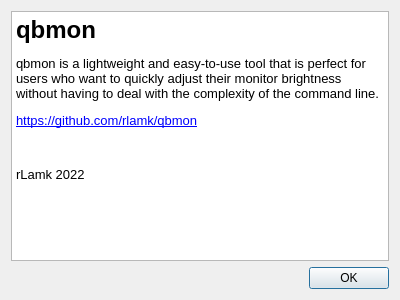
Qt form about.ui (jlamk/qbmon) before a commit.
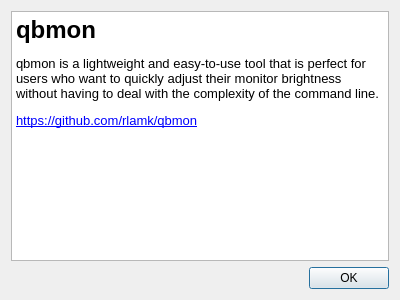
The same form after that commit.

What changed in the file:
```diff
--- a/about.ui
+++ b/about.ui
@@ -26,9 +26,7 @@
 &lt;/style&gt;&lt;/head&gt;&lt;body style=&quot; font-family:'Sans'; font-size:10pt; font-weight:400; font-style:normal;&quot;&gt;
 &lt;h1 style=&quot; margin-top:18px; margin-bottom:12px; margin-left:0px; margin-right:0px; -qt-block-indent:0; text-indent:0px;&quot;&gt;&lt;a name=&quot;user-content-qbmon&quot;&gt;&lt;/a&gt;&lt;span style=&quot; font-size:xx-large; font-weight:600;&quot;&gt;q&lt;/span&gt;&lt;span style=&quot; font-size:xx-large; font-weight:600;&quot;&gt;bmon&lt;/span&gt;&lt;/h1&gt;
 &lt;p style=&quot; margin-top:12px; margin-bottom:12px; margin-left:0px; margin-right:0px; -qt-block-indent:0; text-indent:0px;&quot;&gt;qbmon is a lightweight and easy-to-use tool that is perfect for users who want to quickly adjust their monitor brightness without having to deal with the complexity of the command line.&lt;/p&gt;
-&lt;p style=&quot; margin-top:12px; margin-bottom:12px; margin-left:0px; margin-right:0px; -qt-block-indent:0; text-indent:0px;&quot;&gt;&lt;a href=&quot;https://github.com/rlamk/qbmon&quot;&gt;&lt;span style=&quot; text-decoration: underline; color:#0000ff;&quot;&gt;https://github.com/rlamk/qbmon&lt;/span&gt;&lt;/a&gt;&lt;/p&gt;
-&lt;p style=&quot;-qt-paragraph-type:empty; margin-top:12px; margin-bottom:12px; margin-left:0px; margin-right:0px; -qt-block-indent:0; text-indent:0px;&quot;&gt;&lt;br /&gt;&lt;/p&gt;
-&lt;p style=&quot; margin-top:12px; margin-bottom:12px; margin-left:0px; margin-right:0px; -qt-block-indent:0; text-indent:0px;&quot;&gt;rLamk 2022&lt;/p&gt;&lt;/body&gt;&lt;/html&gt;</string>
+&lt;p style=&quot; margin-top:12px; margin-bottom:12px; margin-left:0px; margin-right:0px; -qt-block-indent:0; text-indent:0px;&quot;&gt;&lt;a href=&quot;https://github.com/rlamk/qbmon&quot;&gt;&lt;span style=&quot; text-decoration: underline; color:#0000ff;&quot;&gt;https://github.com/rlamk/qbmon&lt;/span&gt;&lt;/a&gt;&lt;/p&gt;&lt;/body&gt;&lt;/html&gt;</string>
      </property>
      <property name="textInteractionFlags">
       <set>Qt::LinksAccessibleByMouse</set>
```
